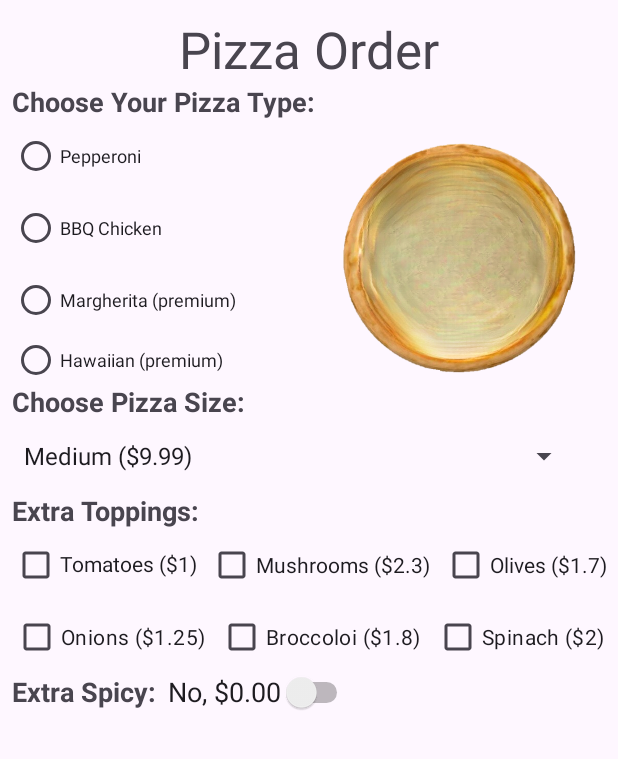
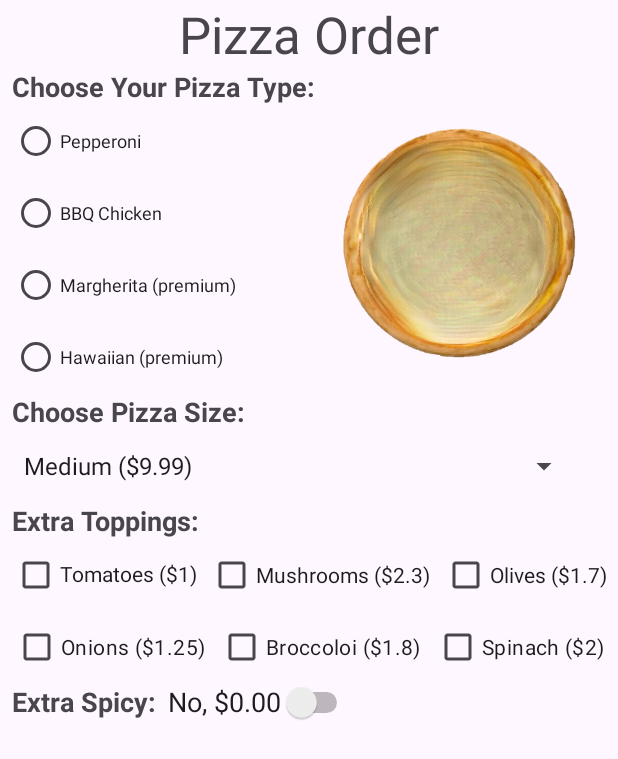
Before and after one commit to DallasLaComb/Pizza_Android_App, an Android app: the screen it shows after launch (MainActivity), on a phone screen of 412 x 824 dp. Shown: the top 759 px of the screen. Run offline under Robolectric (Android 15) with nearby library versions, the phone set to English and light mode, and no system bars.

Commit message:
Resized some stuff

```diff
--- a/Homework2/app/src/main/java/com/example/homework2/MainActivity.kt
+++ b/Homework2/app/src/main/java/com/example/homework2/MainActivity.kt
@@ -7,6 +7,7 @@ import android.widget.AdapterView
 import android.widget.ArrayAdapter
 import android.widget.ImageView
 import android.widget.Spinner
+import android.widget.Switch
 import android.widget.Toast
 
 class MainActivity : AppCompatActivity(), AdapterView.OnItemSelectedListener {
@@ -40,4 +41,14 @@ class MainActivity : AppCompatActivity(), AdapterView.OnItemSelectedListener {
         }
         findViewById<ImageView>(R.id.iv_default_pizza).setImageResource(imageIdOfSelectedPizza)
     }
+    fun spicySwitchClick(view:View){
+        val switchSpicy = findViewById<Switch>(R.id.sw_extra_spicy)
+        val switchText: String
+        if (switchSpicy.isChecked){
+            switchText = "Yes, $1.00"
+        } else{
+            switchText = "No, $0.00"
+        }
+        switchSpicy.text=switchText
+    }
 }
--- a/Homework2/app/src/main/res/layout/activity_main.xml
+++ b/Homework2/app/src/main/res/layout/activity_main.xml
@@ -11,7 +11,6 @@
         android:id="@+id/tv_pizza_order"
         android:layout_width="wrap_content"
         android:layout_height="wrap_content"
-        android:layout_marginTop="10dp"
         android:text="@string/pizza_order"
         android:textAppearance="@style/TextAppearance.AppCompat.Display1"
         app:layout_constraintEnd_toEndOf="parent"
@@ -31,46 +30,47 @@
 
     <RadioGroup
         android:id="@+id/radioGroup"
-        android:layout_width="200dp"
-        android:layout_height="175dp"
+        android:layout_width="wrap_content"
+        android:layout_height="wrap_content"
         android:layout_marginStart="8dp"
         app:layout_constraintStart_toStartOf="parent"
         app:layout_constraintTop_toBottomOf="@+id/tv_choose_your_pizza_type">
 
         <RadioButton
             android:id="@+id/rb_pepperoni"
-            android:layout_width="wrap_content"
-            android:layout_height="wrap_content"
+            android:layout_width="match_parent"
+            android:layout_height="48dp"
             android:onClick="setPizzaImageView"
             android:text="@string/pepperoni"
-            android:textAppearance="@style/TextAppearance.AppCompat.Small"
+            android:textAppearance="@style/TextAppearance.AppCompat.Medium"
             android:textSize="12sp" />
 
         <RadioButton
             android:id="@+id/rb_bbq_chicken"
-            android:layout_width="wrap_content"
-            android:layout_height="wrap_content"
+            android:layout_width="match_parent"
+            android:layout_height="48dp"
             android:onClick="setPizzaImageView"
             android:text="@string/bbq_chicken"
-            android:textAppearance="@style/TextAppearance.AppCompat.Small"
+            android:textAppearance="@style/TextAppearance.AppCompat.Medium"
             android:textSize="12sp" />
 
         <RadioButton
             android:id="@+id/rb_margherita"
-            android:layout_width="wrap_content"
-            android:layout_height="wrap_content"
+            android:layout_width="match_parent"
+            android:layout_height="48dp"
             android:onClick="setPizzaImageView"
             android:text="@string/margherita_premium"
-            android:textAppearance="@style/TextAppearance.AppCompat.Small"
+            android:textAppearance="@style/TextAppearance.AppCompat.Medium"
             android:textSize="12sp" />
 
         <RadioButton
             android:id="@+id/rb_hawaiian"
-            android:layout_width="wrap_content"
-            android:layout_height="wrap_content"
+            android:layout_width="match_parent"
+            android:layout_height="48dp"
+            android:minHeight="48dp"
             android:onClick="setPizzaImageView"
             android:text="@string/hawaiian_premium"
-            android:textAppearance="@style/TextAppearance.AppCompat.Small"
+            android:textAppearance="@style/TextAppearance.AppCompat.Medium"
             android:textSize="12sp" />
     </RadioGroup>
 
@@ -196,6 +196,7 @@
         android:layout_height="wrap_content"
         android:layout_marginStart="8dp"
         android:minHeight="48dp"
+        android:onClick="spicySwitchClick"
         android:text="No, $0.00"
         android:textAppearance="@style/TextAppearance.AppCompat.Medium"
         app:layout_constraintBottom_toBottomOf="@+id/tv_extra_spicy"
```
